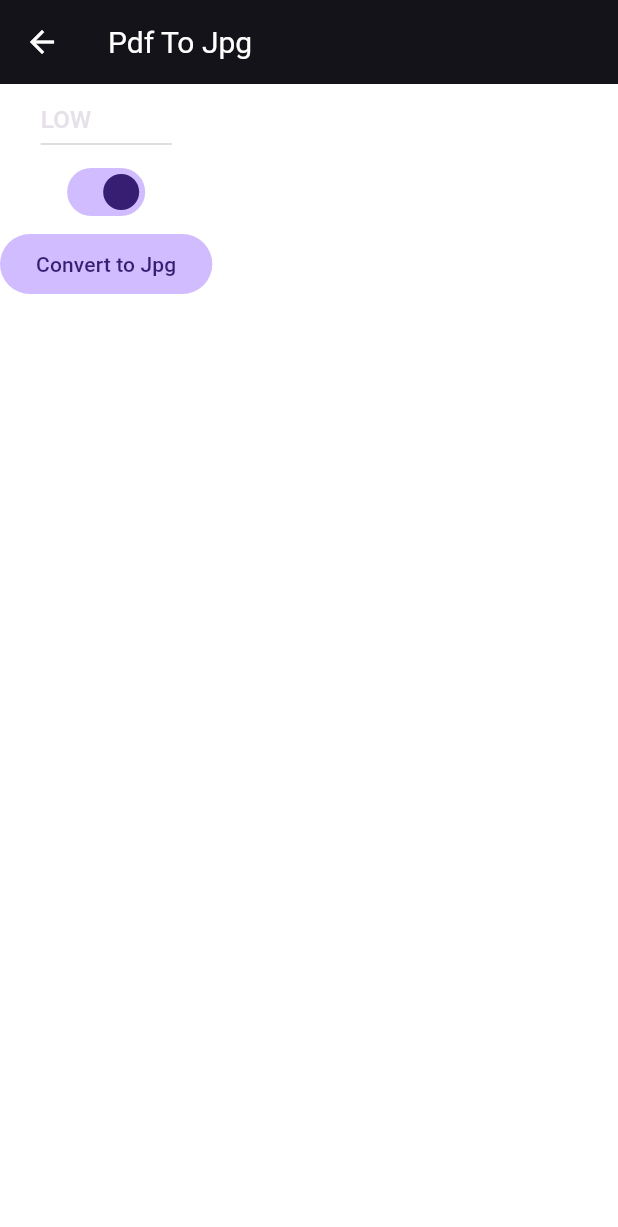
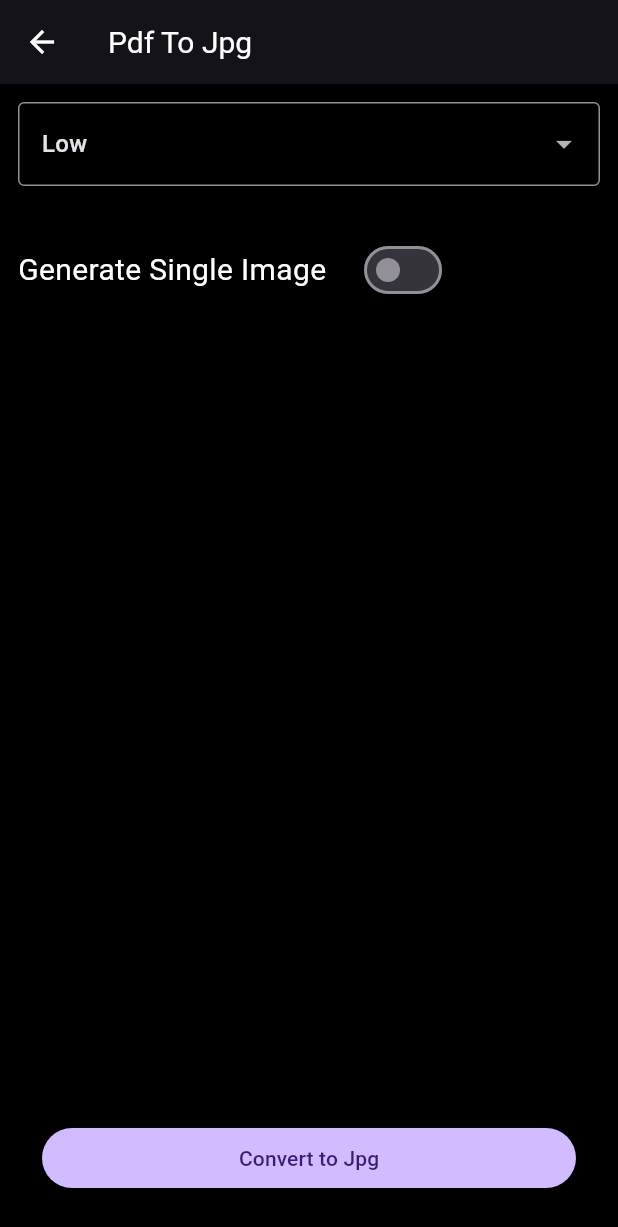
Before and after one commit to vi5hnuu/pdf-craft, a Flutter app: the PdfToJpgView screen opened directly with empty values, on a phone screen of 412 x 824 dp. Shown: the top 1227 px of the screen. Run offline on Flutter 3.47's test engine with Material 3 defaults, Android fonts, the phone set to English and light mode, and no system bars; our stand-ins replace bloc, device_info_plus, dio, equatable, flutter_bloc, flutter_spinkit and 9 more; missing offline and left inert: pdfx.

Commit message:
pdf to image...(not fully completed)

```diff
--- a/lib/extensions/string-etension.dart
+++ b/lib/extensions/string-etension.dart
@@ -1,6 +1,6 @@
 extension StringEx on String{
   capitalize(){
     if(isEmpty) return this;
-    return '${this[0].toUpperCase()}${substring(1,length)}';
+    return '${this[0].toUpperCase()}${substring(1,length).toLowerCase()}';
   }
 }
--- a/lib/models/request/pdf-to-jpg.dart
+++ b/lib/models/request/pdf-to-jpg.dart
@@ -1,16 +1,33 @@
+import 'dart:convert';
+
 import 'package:dio/dio.dart';
 import 'package:pdf_craft/models/enums/direction.dart';
 import 'package:pdf_craft/models/enums/quality.dart';
 
 class PdfToJpg {
+
+  final MultipartFile file;
+  final PdfToJpgMeta meta;
+
+  PdfToJpg({required this.file,required this.meta});
+
+  Map<String,dynamic> toJson() {
+    return {
+      "meta":meta.toJson(),
+      "file":file,
+    };
+  }
+}
+
+
+class PdfToJpgMeta{
   final String out_file_name; //zip name/single image name is single=true
   final Quality quality;
   final bool single;
   final Direction? direction;//if image is single -> join horizontally or vertically
   final int? imageGap; // gap if single=true
-  final MultipartFile file;
 
-  PdfToJpg({required this.file,required this.out_file_name,required this.quality,required this.single,required this.direction,this.imageGap}){
+  PdfToJpgMeta({required this.out_file_name,required this.quality,required this.single,required this.direction,this.imageGap}){
     if(single && (direction==null || imageGap==null)) throw Exception("for single image direction/imageGap cannot be null");
     if(!single && (direction!=null || imageGap!=null)) throw Exception("for multiple images direction/imageGap should be null");
   }
@@ -22,7 +39,6 @@ class PdfToJpg {
       "single":single,
       "direction":direction?.direction,
       "imageGap":imageGap,
-      "file":file,
     };
   }
 }
--- a/lib/pages/PdfToJpgView.dart
+++ b/lib/pages/PdfToJpgView.dart
@@ -40,7 +40,7 @@ class _PdfToJpgViewState extends State<PdfToJpgView> {
   @override
   Widget build(BuildContext context) {
     return Scaffold(
-      backgroundColor: Colors.white,
+      backgroundColor: Colors.black,
       appBar: AppBar(
         title: Text('Pdf To Jpg'),
         elevation: 5,
@@ -57,29 +57,68 @@ class _PdfToJpgViewState extends State<PdfToJpgView> {
         }else if(httpState?.loading==true){
           NotificationService.showSnackbar(text: "Started converting to jpg",color: Colors.lightBlue);
         }
-      },child: Column(
+      },child: Padding(
+        padding: const EdgeInsets.all(12.0),
+        child: Flex(direction: Axis.vertical,
+        children: [
+          Expanded(child: Column(
             mainAxisSize: MainAxisSize.max,
+            crossAxisAlignment: CrossAxisAlignment.stretch,
             children: [
-          if(isSingle) DropdownButton(value: direction,items: Direction.values.map((direction)=>DropdownMenuItem(child: Text(direction.name.capitalize()),value: direction.direction,)).toList(), onChanged: (value){
-            if(value!=null) setState(()=>direction=value);
-          }),
-          DropdownButton(value: qualityDpi,items: Quality.values.map((quality)=>DropdownMenuItem(child: Text(quality.name.capitalize()),value: quality.dpi,)).toList(), onChanged: (value){
+
+              DropdownButtonFormField(
+                  dropdownColor: Colors.black,
+                  decoration: InputDecoration(border: OutlineInputBorder()),value: qualityDpi,
+                  items: Quality.values.map((quality)=>DropdownMenuItem(child: Text(quality.name.capitalize()),value: quality.dpi,)).toList(), onChanged: (value){
                 if(value!=null) setState(() =>qualityDpi=value);
               }),
-          Switch(value: true, onChanged: (value)=>setState(() =>isSingle=value)),//isSingle
-          if(isSingle) TextFormField(keyboardType: TextInputType.number,
+              SizedBox(height: 16),//isSingle
+              SizedBox(height: 16),//isSingle
+              if(isSingle) Padding(
+                padding: const EdgeInsets.only(bottom: 16.0),
+                child: TextFormField(keyboardType: TextInputType.number,
+                    decoration: InputDecoration(border: OutlineInputBorder()),
                     controller: gapController,
                     validator: (value){
                       final val=int.tryParse(gapController.value.text);
                       return val!=null && val>0 ? null : "Invalid gap";
-              }),//gap
-          FilledButton(onPressed: _onPdfToJpf, child: const Text("Convert to Jpg"))
+                    }),
+              ),
+              Padding(
+                padding: const EdgeInsets.only(bottom: 16.0),
+                child: Row(
+                  children: [
+                    Text("Generate Single Image ",style: TextStyle(fontSize: 20),),
+                    SizedBox(width: 16,),
+                    Switch(value: isSingle, onChanged: (value)=>setState(() =>isSingle=value))
                   ],
+                ),
+              ),
+              AnimatedOpacity(opacity: isSingle ? 1 : 0, duration: Duration(milliseconds: 300),child: Row(
+                crossAxisAlignment: CrossAxisAlignment.start,
+                children: [
+                  Text("Join Images ",style: TextStyle(fontSize: 20),),
+                  SizedBox(width: 16,),
+                  Flexible(child: DropdownButtonFormField(
+                      dropdownColor: Colors.black,
+                      decoration: InputDecoration(border: OutlineInputBorder()),value: direction,items: Direction.values.map((direction)=>DropdownMenuItem(child: Text(direction.name.capitalize(),),value: direction.direction,)).toList(), onChanged: (value){
+                    if(value!=null) setState(()=>direction=value);
+                  }))
+                ],
+              ),),
+            ],
+          )),
+          Container(
+            padding: EdgeInsets.all(16),
+            width: double.infinity,
+            child: FilledButton(onPressed: _onPdfToJpf, child: const Text("Convert to Jpg")),
+          )
+        ],),
       )),
     );
   }
 
   void _onPdfToJpf() async {
-    bloc.add(PdfToJpgEvent(pdfToJpg: PdfToJpg(file: await MultipartFile.fromFile(widget.file.path), out_file_name: "out_file_name", quality: Quality.fromDpi(qualityDpi), single: isSingle, direction: isSingle ?  Direction.fromJson(direction!) : null, imageGap: isSingle ? int.tryParse(gapController.value.text) ?? 0 : null)));
+    bloc.add(PdfToJpgEvent(pdfToJpg: PdfToJpg(file: await MultipartFile.fromFile(widget.file.path), meta: PdfToJpgMeta(out_file_name: "out_file_name", quality: Quality.fromDpi(qualityDpi), single: isSingle, direction: isSingle ?  Direction.fromJson(direction!) : null, imageGap: isSingle ? int.tryParse(gapController.value.text) ?? 0 : null))));
   }
 }
--- a/lib/services/apis/PdfService.dart
+++ b/lib/services/apis/PdfService.dart
@@ -47,7 +47,7 @@ class PdfService {
   }
 
   Future<Response<Uint8List>> pdfToJpg({required PdfToJpg pdfToJpg, CancelToken? cancelToken}) async {
-    return await DioSingleton().dio.post(_pdfToJpg,data:FormData.fromMap(pdfToJpg.toJson()),options: Options(responseType: ResponseType.bytes),cancelToken: cancelToken);
+    return await DioSingleton().dio.post(_pdfToJpg,data:FormData.fromMap(pdfToJpg.toJson()),options: Options(contentType: 'multipart/form-data',responseType: ResponseType.bytes),cancelToken: cancelToken);
   }
 
   Future<Response<Uint8List>> imageToPdf({required ImageToPdf imageToPdf, CancelToken? cancelToken}) async {
```
Also changed, not shown: lib/state/pdf-state/pdf_bloc.dart (+6 -4 lines). Lines whose indentation alone changed are shown as unchanged.
